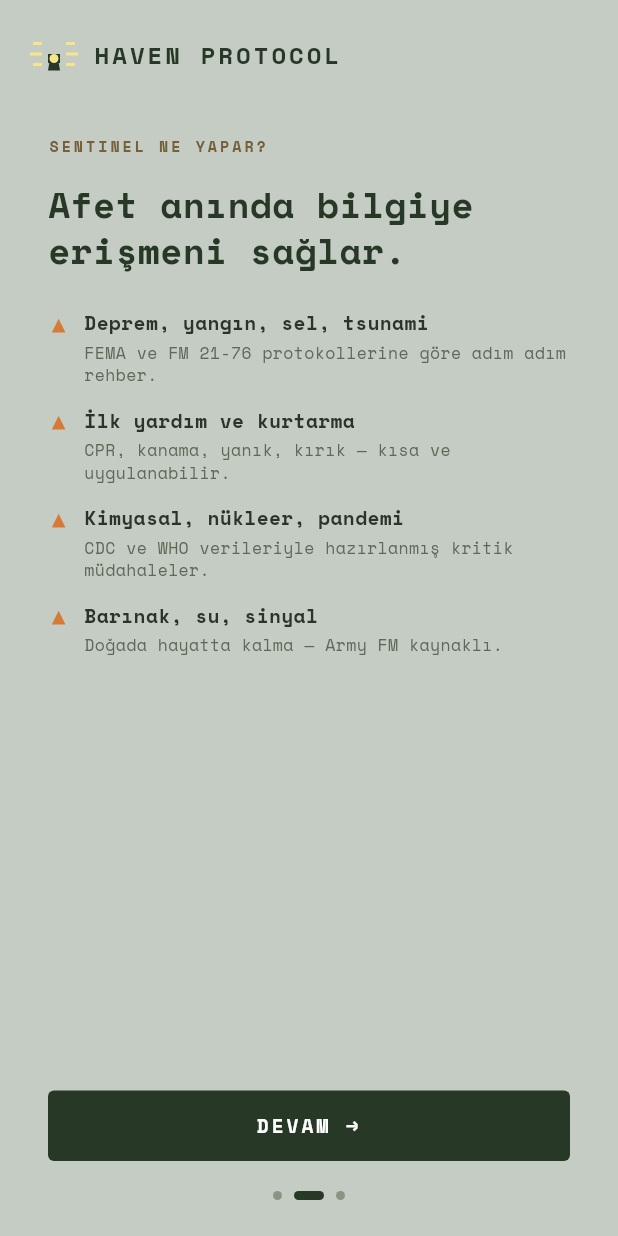
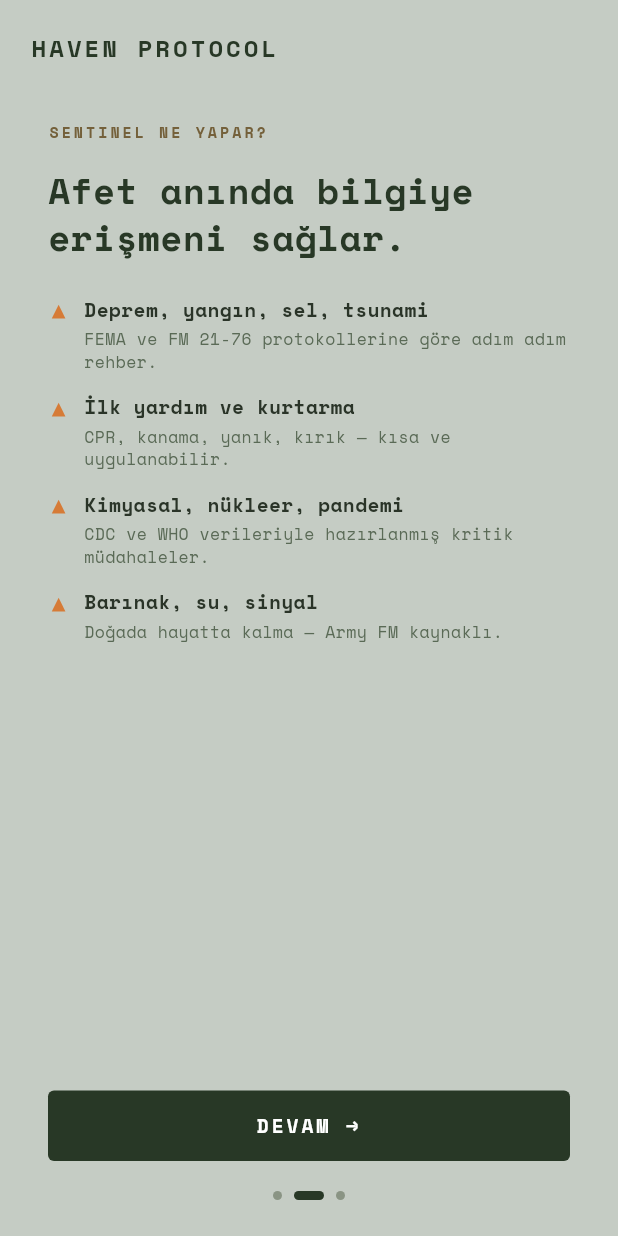
Before and after one commit to ocean1976/survival-sentinel, a Flutter app: the screen it shows after launch, after a tap on "BAŞLA →", on a phone screen of 412 x 824 dp. Run offline on Flutter 3.47's test engine with Material 3 defaults, Android fonts, the phone set to English and light mode, and no system bars; our stand-ins replace shared_preferences; missing offline and left inert: llama_cpp_dart.

Commit message:
refactor: Remove LighthouseIcon, skip model check on web

```diff
--- a/lib/main.dart
+++ b/lib/main.dart
@@ -1,3 +1,4 @@
+import 'package:flutter/foundation.dart' show kIsWeb;
 import 'package:flutter/material.dart';
 import 'screens/chat_screen.dart';
 import 'screens/onboarding_screen.dart';
@@ -5,7 +6,6 @@ import 'services/model_downloader.dart';
 import 'services/usage_service.dart';
 import 'utils/strings.dart';
 import 'utils/theme.dart';
-import 'widgets/lighthouse_icon.dart';
 
 void main() {
   runApp(const HavenProtocolApp());
@@ -53,7 +53,7 @@ class _AppRootState extends State<AppRoot> {
     final lang = await _usage.getLanguage();
     S.language.value = lang;
     final completed = await _usage.isOnboardingComplete();
-    final modelReady = await _downloader.isModelReady();
+    final modelReady = kIsWeb ? true : await _downloader.isModelReady();
     if (!mounted) return;
     setState(() => _ready = completed && modelReady);
   }
@@ -87,8 +87,6 @@ class _SplashScreen extends StatelessWidget {
         child: Column(
           mainAxisAlignment: MainAxisAlignment.center,
           children: [
-            LighthouseIcon(color: theme.primary),
-            const SizedBox(height: 16),
             Text(
               'HAVEN PROTOCOL',
               style: TextStyle(
--- a/lib/screens/onboarding_screen.dart
+++ b/lib/screens/onboarding_screen.dart
@@ -4,7 +4,6 @@ import '../services/model_downloader.dart';
 import '../services/usage_service.dart';
 import '../utils/strings.dart';
 import '../utils/theme.dart';
-import '../widgets/lighthouse_icon.dart';
 
 enum _DownloadPhase { idle, checkingWifi, downloading, verifying, done, error }
 
@@ -216,8 +215,6 @@ class _OnboardingScreenState extends State<OnboardingScreen> {
       padding: const EdgeInsets.fromLTRB(20, 20, 20, 8),
       child: Row(
         children: [
-          LighthouseIcon(color: _theme.primary),
-          const SizedBox(width: 10),
           Text(
             'HAVEN PROTOCOL',
             style: TextStyle(
--- a/lib/widgets/lighthouse_icon.dart
+++ /dev/null
@@ -1,56 +0,0 @@
-import 'package:flutter/material.dart';
-
-class LighthouseIcon extends StatelessWidget {
-  final Color color;
-  const LighthouseIcon({super.key, required this.color});
-
-  @override
-  Widget build(BuildContext context) {
-    return CustomPaint(
-      size: const Size(32, 32),
-      painter: _LighthousePainter(color),
-    );
-  }
-}
-
-class _LighthousePainter extends CustomPainter {
-  final Color color;
-  _LighthousePainter(this.color);
-
-  @override
-  void paint(Canvas canvas, Size size) {
-    final paint = Paint()..style = PaintingStyle.fill;
-    const beam = Color(0xFFF8E58A);
-
-    paint.color = beam;
-    canvas.drawRect(Rect.fromLTWH(0, size.height / 2 - 1, 8, 2), paint);
-    canvas.drawRect(Rect.fromLTWH(2, size.height / 2 - 8, 6, 2), paint);
-    canvas.drawRect(Rect.fromLTWH(2, size.height / 2 + 6, 6, 2), paint);
-    canvas.drawRect(
-        Rect.fromLTWH(size.width - 8, size.height / 2 - 1, 8, 2), paint);
-    canvas.drawRect(
-        Rect.fromLTWH(size.width - 8, size.height / 2 - 8, 6, 2), paint);
-    canvas.drawRect(
-        Rect.fromLTWH(size.width - 8, size.height / 2 + 6, 6, 2), paint);
-
-    paint.color = color;
-    final path = Path()
-      ..moveTo(size.width / 2 - 4, size.height - 5)
-      ..lineTo(size.width / 2 - 3, size.height / 2 + 5)
-      ..lineTo(size.width / 2 + 3, size.height / 2 + 5)
-      ..lineTo(size.width / 2 + 4, size.height - 5)
-      ..close();
-    canvas.drawPath(path, paint);
-    canvas.drawRect(
-      Rect.fromLTWH(size.width / 2 - 4, size.height / 2, 8, 6),
-      paint,
-    );
-
-    paint.color = beam;
-    canvas.drawCircle(Offset(size.width / 2, size.height / 2 + 3), 3, paint);
-  }
-
-  @override
-  bool shouldRepaint(covariant _LighthousePainter oldDelegate) =>
-      oldDelegate.color != color;
-}
```
